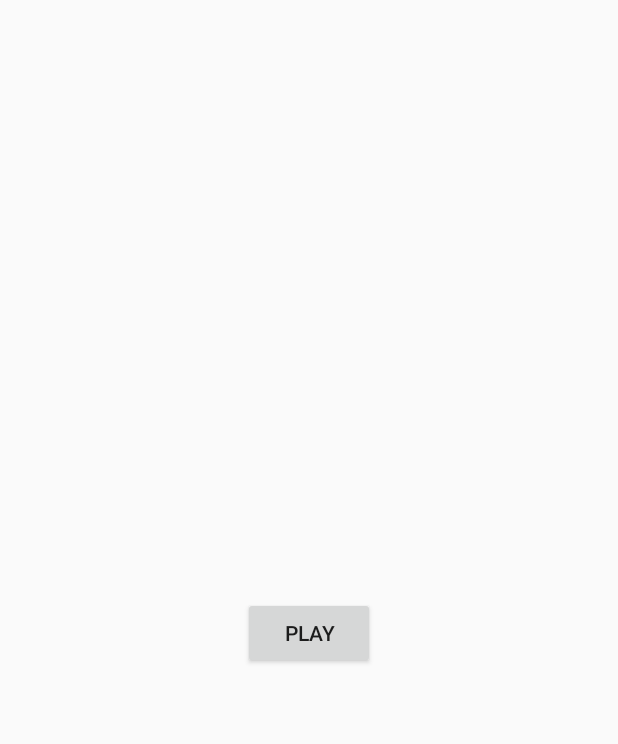
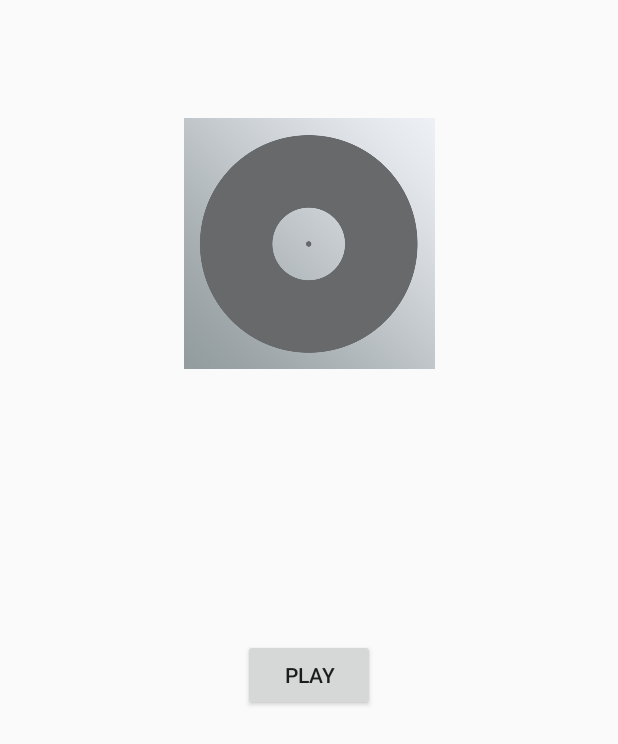
Before and after one commit to BrainBroader/MusicStreamer-Android, an Android app: the Player screen opened directly, with no data from a screen before it, on a phone screen of 412 x 824 dp. Shown: the top 744 px of the screen. Run offline under Robolectric (Android 15) with nearby library versions, the phone set to English and light mode, and no system bars; 5 statements that could not run were skipped.

Commit message:
album cover

```diff
--- /dev/null
+++ b/app/src/main/res/drawable/fallback_cover.xml
@@ -0,0 +1,4 @@
+<?xml version="1.0" encoding="utf-8"?>
+<selector xmlns:android="http://schemas.android.com/apk/res/android">
+
+</selector>
--- a/app/src/main/res/layout/music_player.xml
+++ b/app/src/main/res/layout/music_player.xml
@@ -1,11 +1,9 @@
 <?xml version="1.0" encoding="utf-8"?>
-<androidx.constraintlayout.widget.ConstraintLayout
-    xmlns:android="http://schemas.android.com/apk/res/android"
+<androidx.constraintlayout.widget.ConstraintLayout xmlns:android="http://schemas.android.com/apk/res/android"
     xmlns:app="http://schemas.android.com/apk/res-auto"
     xmlns:tools="http://schemas.android.com/tools"
     android:layout_width="match_parent"
-    android:layout_height="match_parent"
-    >
+    android:layout_height="match_parent">
 
     <TextView
         android:id="@+id/textView"
@@ -22,11 +20,25 @@
         android:id="@+id/button"
         android:layout_width="wrap_content"
         android:layout_height="wrap_content"
+        android:layout_marginBottom="330dp"
         android:text="play"
         app:layout_constraintBottom_toBottomOf="parent"
         app:layout_constraintEnd_toEndOf="parent"
         app:layout_constraintStart_toStartOf="parent"
-        app:layout_constraintTop_toBottomOf="@+id/textView"
+        app:layout_constraintTop_toBottomOf="@+id/cover"
         app:layout_constraintVertical_bias="0.19" />
 
+    <ImageView
+        android:id="@+id/cover"
+        android:layout_width="167dp"
+        android:layout_height="174dp"
+        android:layout_marginTop="55dp"
+        android:layout_marginBottom="157dp"
+        android:src="@drawable/album"
+        app:layout_constraintBottom_toTopOf="@+id/button"
+        app:layout_constraintEnd_toEndOf="parent"
+        app:layout_constraintStart_toStartOf="parent"
+        app:layout_constraintTop_toTopOf="parent" />
+
+
 </androidx.constraintlayout.widget.ConstraintLayout>
```
Also changed, not shown: app/src/main/java/aueb/ds/musicstreamer/Player.java (+23 -2 lines), app/src/main/res/drawable/album.jpg (added).
